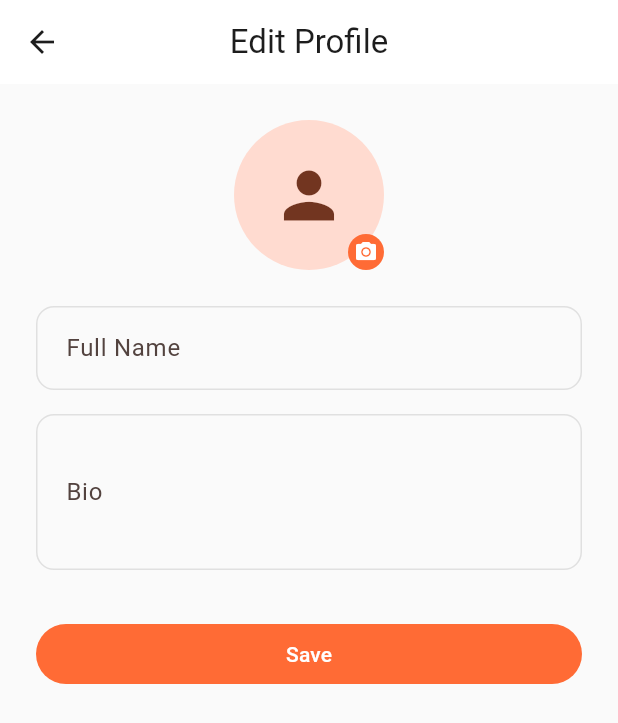
After one commit to Xslead/ChefSpecials, a Flutter app: the ProfileScreen screen opened by its route, after a tap on the "edit" icon, on a phone screen of 412 x 824 dp. The commit adds this screen. Shown: the top 723 px of the screen. Run offline on Flutter 3.47's test engine with Material 3 defaults, Android fonts, the phone set to English and light mode, and no system bars; our stand-ins replace cached_network_image, cloud_firestore, firebase_auth, firebase_core, firebase_storage, go_router and 1 more; accounts and stored records are empty; generated files the repository leaves out were written again.

Commit message:
feat: user profile, language toggle, and UI polish

```diff
--- a/lib/config/routes.dart
+++ b/lib/config/routes.dart
@@ -9,6 +9,8 @@ import '../screens/recipe_detail/recipe_detail_screen.dart';
 import '../screens/cooking_mode/cooking_mode_screen.dart';
 import '../screens/search/search_screen.dart';
 import '../screens/favorites/favorites_screen.dart';
+import '../screens/profile/profile_screen.dart';
+import '../screens/profile/edit_profile_screen.dart';
 
 final GoRouter router = GoRouter(
   initialLocation: '/login',
@@ -38,6 +40,14 @@ final GoRouter router = GoRouter(
       builder: (context, state) => const FavoritesScreen(),
     ),
     GoRoute(
+      path: '/profile',
+      builder: (context, state) => const ProfileScreen(),
+    ),
+    GoRoute(
+      path: '/edit-profile',
+      builder: (context, state) => const EditProfileScreen(),
+    ),
+    GoRoute(
       path: '/recipe/:id',
       builder: (context, state) {
         final recipe = state.extra as Recipe?;
--- /dev/null
+++ b/lib/screens/profile/edit_profile_screen.dart
@@ -0,0 +1,164 @@
+import 'dart:io';
+
+import 'package:flutter/material.dart';
+import 'package:image_picker/image_picker.dart';
+import 'package:provider/provider.dart';
+
+import '../../providers/auth_provider.dart';
+import '../../services/storage_service.dart';
+import '../../services/user_service.dart';
+
+class EditProfileScreen extends StatefulWidget {
+  const EditProfileScreen({super.key});
+
+  @override
+  State<EditProfileScreen> createState() => _EditProfileScreenState();
+}
+
+class _EditProfileScreenState extends State<EditProfileScreen> {
+  final _formKey = GlobalKey<FormState>();
+  final _fullNameController = TextEditingController();
+  final _bioController = TextEditingController();
+  final _picker = ImagePicker();
+  final _storageService = StorageService();
+  final _userService = UserService();
+
+  File? _imageFile;
+  bool _isSaving = false;
+
+  @override
+  void initState() {
+    super.initState();
+    final user = context.read<AuthProvider>().userModel;
+    if (user != null) {
+      _fullNameController.text = user.fullName;
+      _bioController.text = user.bio ?? '';
+    }
+  }
+
+  @override
+  void dispose() {
+    _fullNameController.dispose();
+    _bioController.dispose();
+    super.dispose();
+  }
+
+  Future<void> _pickImage() async {
+    final picked = await _picker.pickImage(source: ImageSource.gallery);
+    if (picked != null) {
+      setState(() => _imageFile = File(picked.path));
+    }
+  }
+
+  Future<void> _save() async {
+    if (!_formKey.currentState!.validate()) return;
+
+    setState(() => _isSaving = true);
+
+    final authProvider = context.read<AuthProvider>();
+    final user = authProvider.userModel!;
+
+    String? photoUrl = user.photoUrl;
+    if (_imageFile != null) {
+      photoUrl = await _storageService.uploadUserAvatar(_imageFile!);
+    }
+
+    await _userService.updateUser(user.uid, {
+      'fullName': _fullNameController.text.trim(),
+      'bio': _bioController.text.trim(),
+      if (photoUrl != user.photoUrl) 'photoUrl': photoUrl,
+    });
+
+    // Refresh the user model in AuthProvider.
+    await authProvider.refreshUser();
+
+    if (mounted) {
+      setState(() => _isSaving = false);
+      Navigator.of(context).pop();
+    }
+  }
+
+  @override
+  Widget build(BuildContext context) {
+    final user = context.read<AuthProvider>().userModel;
+    final currentPhotoUrl = user?.photoUrl;
+
+    return Scaffold(
+      appBar: AppBar(title: const Text('Edit Profile')),
+      body: Form(
+        key: _formKey,
+        child: ListView(
+          padding: const EdgeInsets.all(24),
+          children: [
+            Center(
+              child: GestureDetector(
+                onTap: _pickImage,
+                child: Stack(
+                  children: [
+                    CircleAvatar(
+                      radius: 50,
+                      backgroundImage: _imageFile != null
+                          ? FileImage(_imageFile!) as ImageProvider
+                          : (currentPhotoUrl != null &&
+                                  currentPhotoUrl.isNotEmpty
+                              ? NetworkImage(currentPhotoUrl)
+                              : null),
+                      child: (_imageFile == null &&
+                              (currentPhotoUrl == null ||
+                                  currentPhotoUrl.isEmpty))
+                          ? const Icon(Icons.person, size: 50)
+                          : null,
+                    ),
+                    Positioned(
+                      bottom: 0,
+                      right: 0,
+                      child: Container(
+                        padding: const EdgeInsets.all(4),
+                        decoration: BoxDecoration(
+                          color: Theme.of(context).colorScheme.primary,
+                          shape: BoxShape.circle,
+                        ),
+                        child: const Icon(
+                          Icons.camera_alt,
+                          size: 16,
+                          color: Colors.white,
+                        ),
+                      ),
+                    ),
+                  ],
+                ),
+              ),
+            ),
+            const SizedBox(height: 24),
+            TextFormField(
+              controller: _fullNameController,
+              decoration: const InputDecoration(labelText: 'Full Name'),
+              validator: (v) =>
+                  (v == null || v.trim().isEmpty) ? 'Name is required' : null,
+            ),
+            const SizedBox(height: 16),
+            TextFormField(
+              controller: _bioController,
+              decoration: const InputDecoration(labelText: 'Bio'),
+              maxLines: 3,
+            ),
+            const SizedBox(height: 32),
+            FilledButton(
+              onPressed: _isSaving ? null : _save,
+              child: _isSaving
+                  ? const SizedBox(
+                      height: 18,
+                      width: 18,
+                      child: CircularProgressIndicator(
+                        strokeWidth: 2,
+                        color: Colors.white,
+                      ),
+                    )
+                  : const Text('Save'),
+            ),
+          ],
+        ),
+      ),
+    );
+  }
+}
--- /dev/null
+++ b/lib/screens/profile/profile_screen.dart
@@ -0,0 +1,166 @@
+import 'package:cached_network_image/cached_network_image.dart';
+import 'package:flutter/material.dart';
+import 'package:go_router/go_router.dart';
+import 'package:provider/provider.dart';
+
+import '../../l10n/generated/app_localizations.dart';
+import '../../providers/auth_provider.dart';
+import '../../providers/favorite_provider.dart';
+import '../../providers/recipe_provider.dart';
+import '../home/widgets/recipe_card.dart';
+
+class ProfileScreen extends StatelessWidget {
+  const ProfileScreen({super.key});
+
+  @override
+  Widget build(BuildContext context) {
+    final authProvider = context.watch<AuthProvider>();
+    final recipeProvider = context.watch<RecipeProvider>();
+    final favoriteProvider = context.watch<FavoriteProvider>();
+    final l10n = AppLocalizations.of(context)!;
+
+    final user = authProvider.userModel;
+    if (user == null) {
+      return const Scaffold(body: Center(child: CircularProgressIndicator()));
+    }
+
+    final userRecipes = recipeProvider.allRecipes
+        .where((r) => r.authorId == user.uid)
+        .toList();
+    final favoriteCount = favoriteProvider.favoriteRecipeIds.length;
+
+    return Scaffold(
+      appBar: AppBar(
+        title: Text(l10n.profile),
+        actions: [
+          IconButton(
+            icon: const Icon(Icons.edit_outlined),
+            onPressed: () => context.push('/edit-profile'),
+          ),
+          IconButton(
+            icon: const Icon(Icons.logout),
+            onPressed: () => authProvider.signOut(),
+            tooltip: l10n.logout,
+          ),
+        ],
+      ),
+      body: SingleChildScrollView(
+        padding: const EdgeInsets.symmetric(vertical: 24),
+        child: Column(
+          children: [
+            _buildAvatar(user.photoUrl),
+            const SizedBox(height: 12),
+            Text(
+              user.fullName,
+              style: Theme.of(context)
+                  .textTheme
+                  .titleLarge
+                  ?.copyWith(fontWeight: FontWeight.bold),
+            ),
+            const SizedBox(height: 4),
+            Text(
+              user.email,
+              style: Theme.of(context)
+                  .textTheme
+                  .bodyMedium
+                  ?.copyWith(color: Colors.grey),
+            ),
+            if (user.bio != null && user.bio!.isNotEmpty) ...[
+              const SizedBox(height: 8),
+              Padding(
+                padding: const EdgeInsets.symmetric(horizontal: 24),
+                child: Text(
+                  user.bio!,
+                  style: Theme.of(context).textTheme.bodyMedium,
+                  textAlign: TextAlign.center,
+                ),
+              ),
+            ],
+            const SizedBox(height: 16),
+            Row(
+              mainAxisAlignment: MainAxisAlignment.center,
+              children: [
+                _StatCard(label: 'Recipes', count: userRecipes.length),
+                const SizedBox(width: 16),
+                _StatCard(label: 'Favorites', count: favoriteCount),
+              ],
+            ),
+            const SizedBox(height: 24),
+            Padding(
+              padding: const EdgeInsets.symmetric(horizontal: 16),
+              child: Align(
+                alignment: Alignment.centerLeft,
+                child: Text(
+                  'My Recipes',
+                  style: Theme.of(context).textTheme.titleMedium,
+                ),
+              ),
+            ),
+            const SizedBox(height: 8),
+            if (userRecipes.isNotEmpty)
+              ListView.builder(
+                shrinkWrap: true,
+                physics: const NeverScrollableScrollPhysics(),
+                itemCount: userRecipes.length,
+                itemBuilder: (context, index) =>
+                    RecipeCard(recipe: userRecipes[index]),
+              )
+            else
+              Padding(
+                padding: const EdgeInsets.only(top: 16),
+                child: Text(
+                  l10n.noRecipes,
+                  style: Theme.of(context)
+                      .textTheme
+                      .bodyMedium
+                      ?.copyWith(color: Colors.grey),
+                ),
+              ),
+          ],
+        ),
+      ),
+    );
+  }
+
+  Widget _buildAvatar(String? photoUrl) {
+    if (photoUrl != null && photoUrl.isNotEmpty) {
+      return CircleAvatar(
+        radius: 50,
+        backgroundImage: CachedNetworkImageProvider(photoUrl),
+      );
+    }
+    return const CircleAvatar(
+      radius: 50,
+      child: Icon(Icons.person, size: 50),
+    );
+  }
+}
+
+class _StatCard extends StatelessWidget {
+  final String label;
+  final int count;
+
+  const _StatCard({required this.label, required this.count});
+
+  @override
+  Widget build(BuildContext context) {
+    return Card(
+      child: Padding(
+        padding: const EdgeInsets.symmetric(horizontal: 32, vertical: 12),
+        child: Column(
+          children: [
+            Text(
+              '$count',
+              style: Theme.of(context)
+                  .textTheme
+                  .titleLarge
+                  ?.copyWith(fontWeight: FontWeight.bold),
+            ),
+            const SizedBox(height: 4),
+            Text(label, style: Theme.of(context).textTheme.bodyMedium),
+          ],
+        ),
+      ),
+    );
+  }
+}
```
Also changed, not shown: lib/providers/auth_provider.dart (+7 -0 lines), lib/screens/home/home_screen.dart (+2 -7 lines), lib/services/storage_service.dart (+8 -0 lines), lib/utils/date_utils.dart (added, +17 -0 lines), lib/utils/image_utils.dart (added, +18 -0 lines), lib/utils/validators.dart (added, +24 -0 lines).
